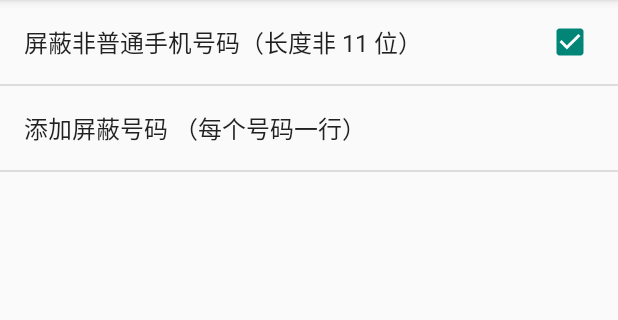
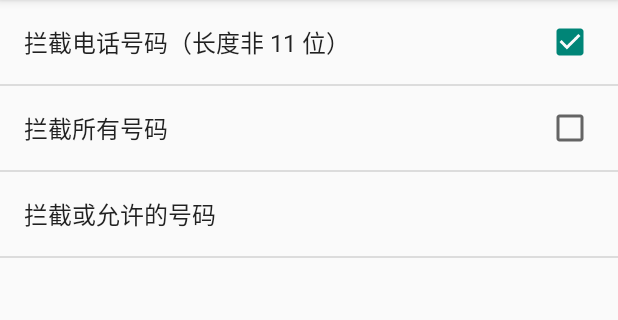
Before and after one commit to grandiloquent/Android-Phone-Call-Blocker, an Android app: the screen it shows after launch (MainActivity), on a phone screen of 412 x 824 dp, the part 84-404 px from its top. Run offline under Robolectric (Android 15) with nearby library versions, the phone set to English and light mode, and no system bars.

Commit message:
'changed'

```diff
--- a/app/src/main/res/xml/pre.xml
+++ b/app/src/main/res/xml/pre.xml
@@ -4,8 +4,13 @@
     <CheckBoxPreference
         android:key="key_block_non_phone"
         android:defaultValue="true"
-        android:title="屏蔽非普通手机号码（长度非 11 位）"></CheckBoxPreference>
-    <EditTextPreference android:title="添加屏蔽号码 （每个号码一行）"
+        android:title="拦截电话号码（长度非 11 位）"></CheckBoxPreference>
+    <CheckBoxPreference
+        android:key="key_block_all_phone"
+        android:defaultValue="false"
+        android:title="拦截所有号码"></CheckBoxPreference>
+    <EditTextPreference android:title="拦截或允许的号码"
+        android:contentDescription="一个号码一行；当拦截所有号码时，输入的号码将被允许接听，反之，将被拦截。"
         android:key="key_numbers"
         ></EditTextPreference>
 </PreferenceScreen>
```
Also changed, not shown: app/src/main/java/psycho/euphoria/blocker/IncomingCallReceiver.java (+7 -3 lines).
